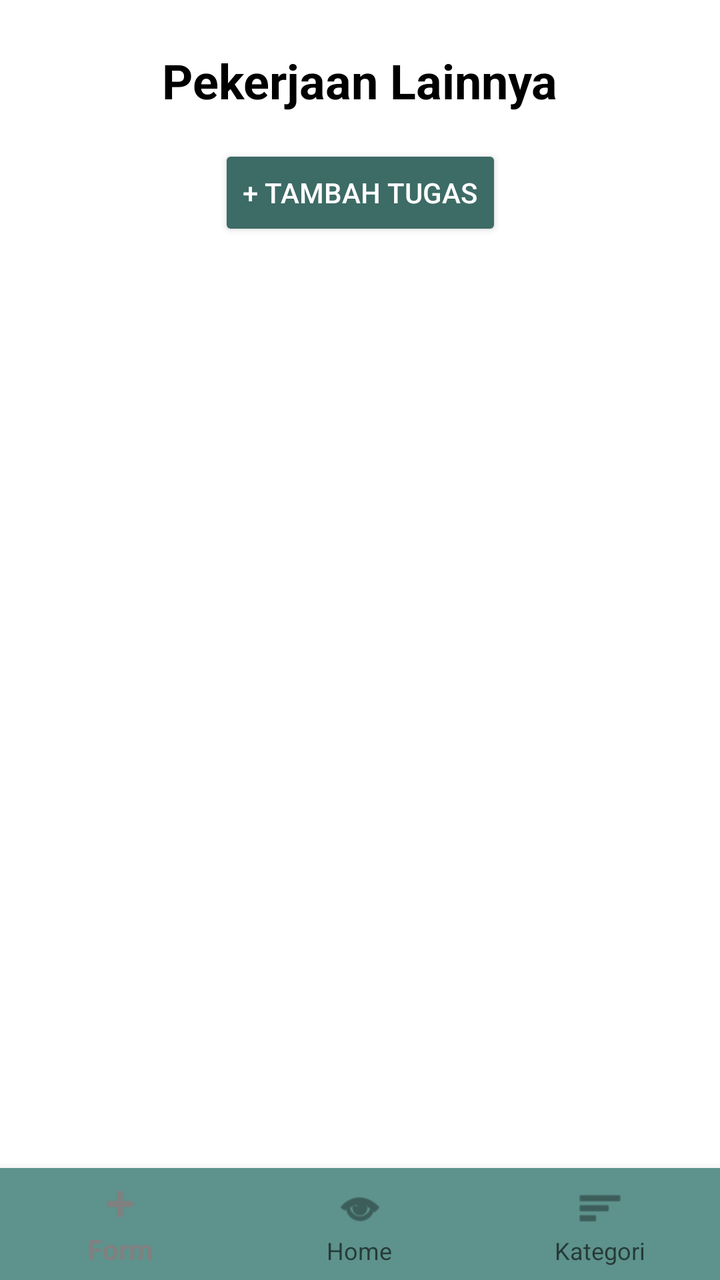
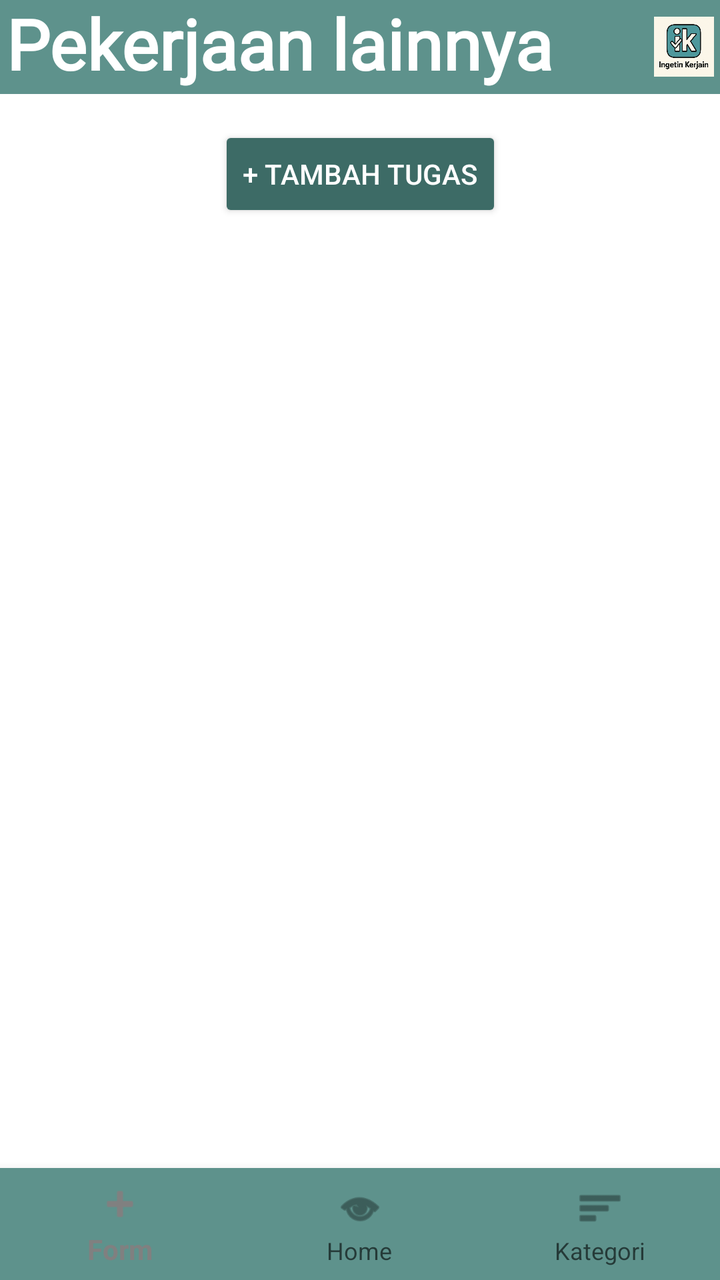

An Android layout rendered at two revisions. The XML below is the earlier revision; the diff shows what the commit changed to produce the second picture.
<!-- AndroidManifest.xml: application theme Theme.Tugas3kelompok -->
<!-- res/layout/activity_lainnya.xml -->
<?xml version="1.0" encoding="utf-8"?>
<androidx.constraintlayout.widget.ConstraintLayout
    xmlns:android="http://schemas.android.com/apk/res/android"
    xmlns:app="http://schemas.android.com/apk/res-auto"
    android:layout_width="match_parent"
    android:layout_height="match_parent"
    android:background="@color/white">

    <TextView
        android:id="@+id/tvTitleLainnya"
        android:layout_width="wrap_content"
        android:layout_height="wrap_content"
        android:text="Pekerjaan Lainnya"
        android:textSize="24sp"
        android:textStyle="bold"
        android:textColor="@color/black"
        app:layout_constraintTop_toTopOf="parent"
        app:layout_constraintStart_toStartOf="parent"
        app:layout_constraintEnd_toEndOf="parent"
        android:layout_marginTop="24dp" />

    <Button
        android:id="@+id/btnAddTask"
        android:layout_width="wrap_content"
        android:layout_height="wrap_content"
        android:text="+ Tambah Tugas"
        android:textColor="@color/white"
        android:backgroundTint="#3D6B66"
        android:padding="12dp"
        android:layout_marginTop="16dp"
        app:layout_constraintTop_toBottomOf="@id/tvTitleLainnya"
        app:layout_constraintStart_toStartOf="parent"
        app:layout_constraintEnd_toEndOf="parent" />

    <ListView
        android:id="@+id/taskListView"
        android:layout_width="0dp"
        android:layout_height="0dp"
        android:layout_marginTop="16dp"
        android:layout_marginStart="16dp"
        android:layout_marginEnd="16dp"
        android:layout_marginBottom="80dp"
        android:divider="@android:color/transparent"
        android:dividerHeight="8dp"
        app:layout_constraintTop_toBottomOf="@id/btnAddTask"
        app:layout_constraintStart_toStartOf="parent"
        app:layout_constraintEnd_toEndOf="parent"
        app:layout_constraintBottom_toTopOf="@id/bottomNav" />

    <com.google.android.material.bottomnavigation.BottomNavigationView
        android:id="@+id/bottomNav"
        android:layout_width="match_parent"
        android:layout_height="wrap_content"
        android:background="#5e928c"
        app:menu="@menu/bottom_nav_menu"
        app:layout_constraintBottom_toBottomOf="parent"
        app:layout_constraintStart_toStartOf="parent"
        app:layout_constraintEnd_toEndOf="parent" />

</androidx.constraintlayout.widget.ConstraintLayout>
<!-- resources referenced by this layout -->
<resources>
  <color name="black">#000000</color>
  <color name="white">#FFFFFF</color>
  <style name="Theme.Tugas3kelompok" parent="Theme.AppCompat.Light.NoActionBar">
          <item name="colorPrimary">#808080</item>
          <item name="colorPrimaryDark">#808080</item>
          <item name="colorAccent">#808080</item>
          <item name="android:windowLightStatusBar">true</item>
          <item name="android:statusBarColor">#808080</item>
      </style>
</resources>

<!-- the commit's change to res/layout/activity_lainnya.xml (unified diff, before → after) -->
@@ -6,18 +6,38 @@
     android:layout_height="match_parent"
     android:background="@color/white">
 
-    <TextView
-        android:id="@+id/tvTitleLainnya"
-        android:layout_width="wrap_content"
+    <LinearLayout
+        android:id="@+id/navbar"
+        android:layout_width="match_parent"
         android:layout_height="wrap_content"
-        android:text="Pekerjaan Lainnya"
-        android:textSize="24sp"
-        android:textStyle="bold"
-        android:textColor="@color/black"
-        app:layout_constraintTop_toTopOf="parent"
-        app:layout_constraintStart_toStartOf="parent"
-        app:layout_constraintEnd_toEndOf="parent"
-        android:layout_marginTop="24dp" />
+        android:background="#5e928c"
+        android:orientation="horizontal"
+        android:padding="3dp"
+        android:gravity="center_vertical"
+        app:layout_constraintTop_toTopOf="parent">
+
+        <TextView
+            android:id="@+id/tvNavbar"
+            android:layout_width="0dp"
+            android:layout_height="wrap_content"
+            android:layout_weight="1"
+            android:text="Pekerjaan lainnya"
+            android:textColor="#FFFFFF"
+            android:textSize="35sp"
+            android:textStyle="bold"
+            android:fontFamily="@font/urbansketchreguler"
+            android:includeFontPadding="false"
+            android:letterSpacing="0"
+            android:lineSpacingExtra="0dp"/>
+
+
+        <ImageView
+            android:id="@+id/imgLogo"
+            android:layout_width="30dp"
+            android:layout_height="30dp"
+            android:src="@mipmap/ingetinkerjain_foreground"
+            android:contentDescription="@string/logo" />
+    </LinearLayout>
 
     <Button
         android:id="@+id/btnAddTask"
@@ -28,7 +48,7 @@
         android:backgroundTint="#3D6B66"
         android:padding="12dp"
         android:layout_marginTop="16dp"
-        app:layout_constraintTop_toBottomOf="@id/tvTitleLainnya"
+        app:layout_constraintTop_toBottomOf="@id/navbar"
         app:layout_constraintStart_toStartOf="parent"
         app:layout_constraintEnd_toEndOf="parent" />
 
<!-- resource entries referenced after the edit -->
@@ -1,7 +1,8 @@
 <!-- resources referenced by this layout -->
 <resources>
-  <color name="black">#000000</color>
   <color name="white">#FFFFFF</color>
+  <!-- mipmap ingetinkerjain_foreground: webp bitmap (mipmap-hdpi, 14022 bytes) -->
+  <string name="logo">Logo</string>
   <style name="Theme.Tugas3kelompok" parent="Theme.AppCompat.Light.NoActionBar">
           <item name="colorPrimary">#808080</item>
           <item name="colorPrimaryDark">#808080</item>
